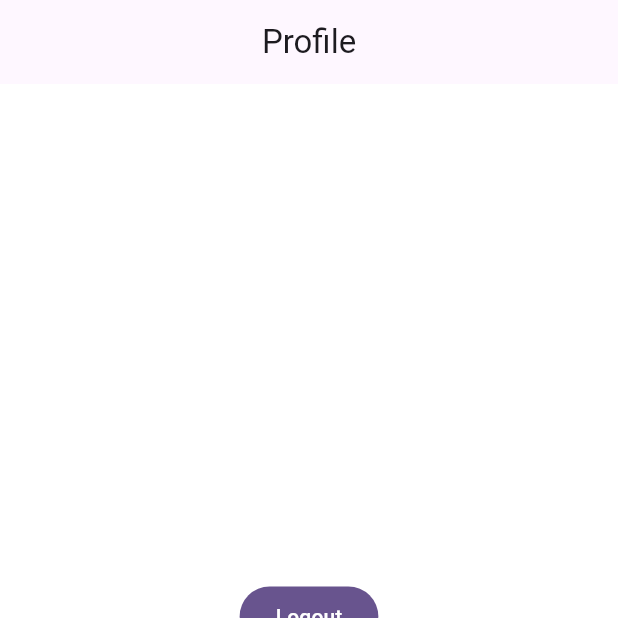
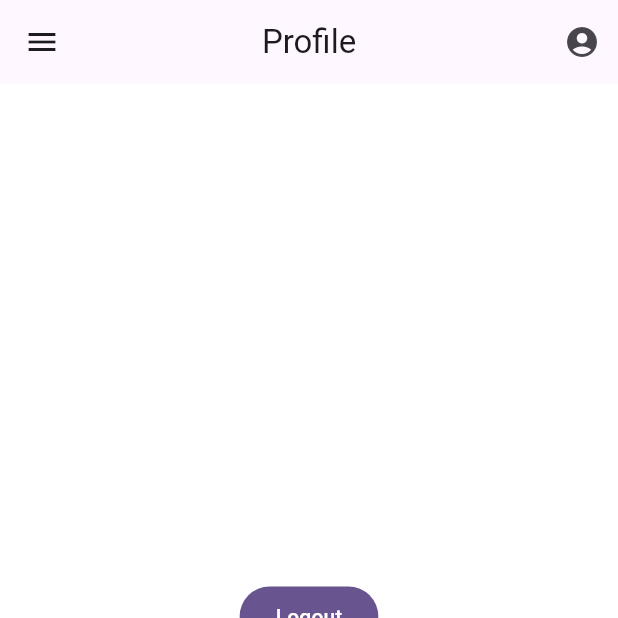
Before and after one commit to RuiwenG/268-GoRouter, a Flutter app: the ProfilePage screen opened by its route, on a phone screen of 412 x 824 dp, the top half of it. Run offline on Flutter 3.47's test engine with Material 3 defaults, Android fonts, the phone set to English and light mode, and no system bars; our stand-ins replace bloc, flutter_bloc, flutter_lorem, go_router.

Commit message:
add top bar

```diff
--- a/lib/pages/profile_page.dart
+++ b/lib/pages/profile_page.dart
@@ -8,7 +8,14 @@ class ProfilePage extends StatelessWidget {
   @override
   Widget build(BuildContext context) {
     return Scaffold(
-      appBar: AppBar(title: Text("Profile"), centerTitle: true),
+      appBar: AppBar(
+        leading: IconButton(onPressed: () {}, icon: const Icon(Icons.menu)),
+        title: Text("Profile"),
+        centerTitle: true,
+        actions: [
+          IconButton(onPressed: () {}, icon: const Icon(Icons.account_circle)),
+        ],
+      ),
       body: Center(
         child: Column(
           mainAxisSize: MainAxisSize.min,
```
Also changed, not shown: lib/pages/by_author_page.dart (+8 -1 lines), lib/pages/by_title_page.dart (+8 -1 lines).
